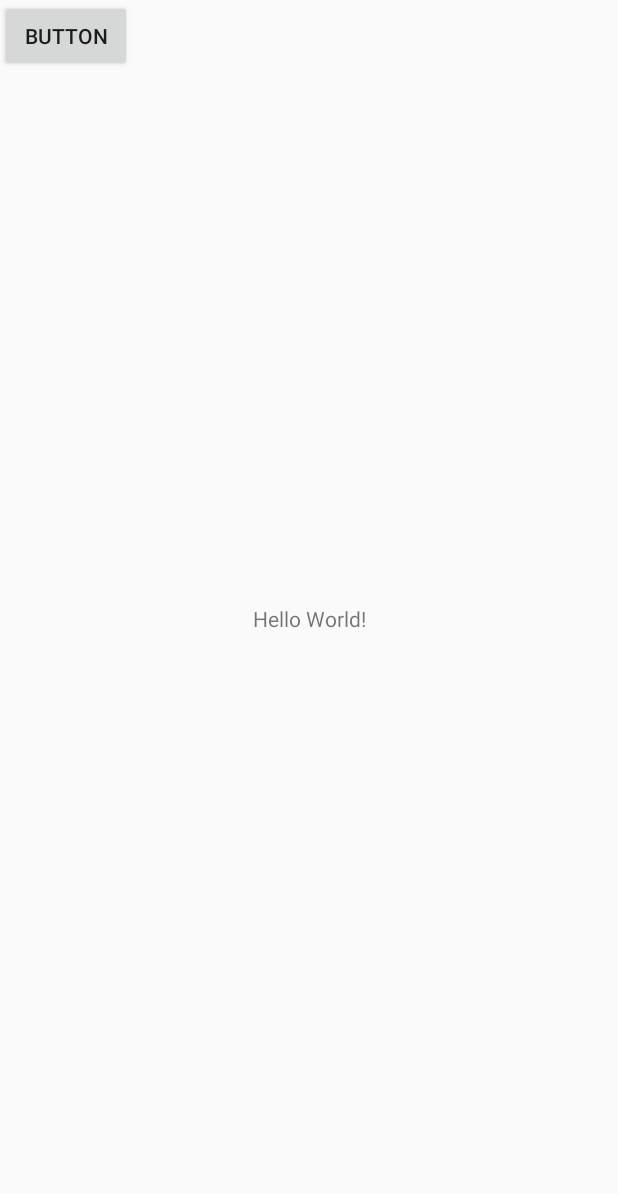
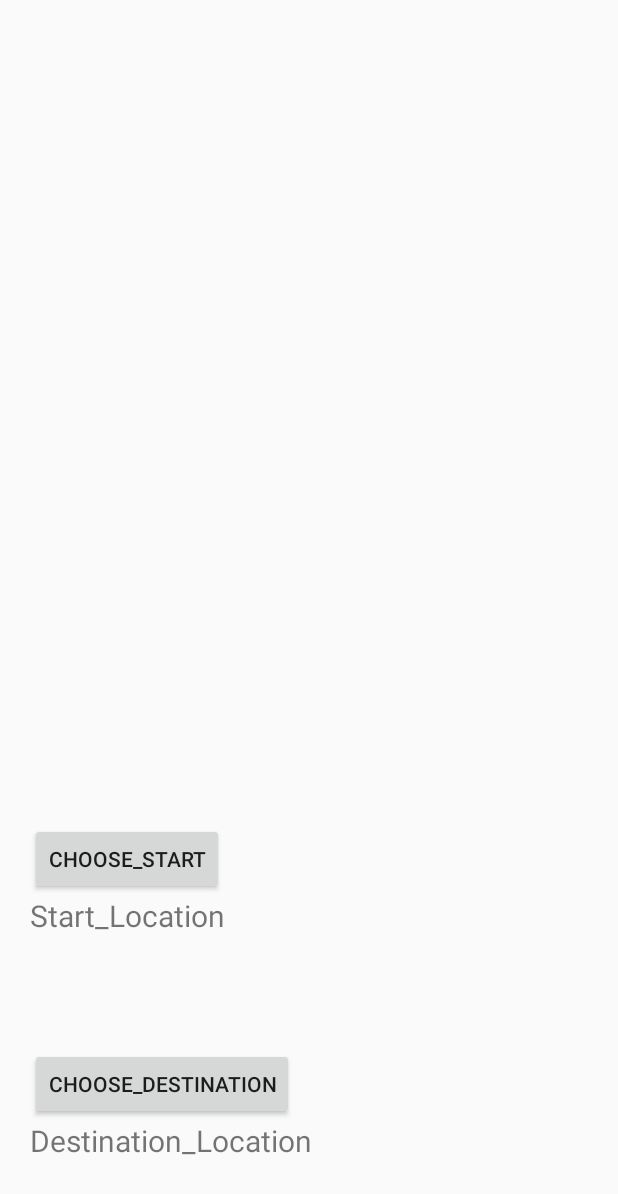
Before and after one commit to Regrg/bus_app, an Android app: the screen it shows after launch (MainActivity), on a phone screen of 412 x 824 dp. Shown: the top 1194 px of the screen. Run offline under Robolectric (Android 15) with nearby library versions, the phone set to English and light mode, and no system bars.

Commit message:
Create two Activities. First is buttons with text to record choosen location. Second is for Google Map.

```diff
--- a/app/build.gradle
+++ b/app/build.gradle
@@ -19,10 +19,11 @@ android {
 }
 
 dependencies {
-    implementation fileTree(dir: 'libs', include: ['*.jar'])
+    implementation fileTree(include: ['*.jar'], dir: 'libs')
     implementation 'com.android.support:appcompat-v7:26.1.0'
     implementation 'com.android.support.constraint:constraint-layout:1.0.2'
     testImplementation 'junit:junit:4.12'
     androidTestImplementation 'com.android.support.test:runner:1.0.1'
     androidTestImplementation 'com.android.support.test.espresso:espresso-core:3.0.1'
+    implementation 'com.google.android.gms:play-services-maps:11.8.0'
 }
--- a/app/src/main/java/free/com/rge/bus_app/MainActivity.java
+++ b/app/src/main/java/free/com/rge/bus_app/MainActivity.java
@@ -2,48 +2,42 @@ package free.com.rge.bus_app;
 
 import android.content.Context;
 import android.content.Intent;
-import android.net.Uri;
 import android.support.v7.app.AppCompatActivity;
 import android.os.Bundle;
 import android.view.View;
-import android.webkit.WebChromeClient;
-import android.webkit.WebView;
 import android.widget.Button;
 
 public class MainActivity extends AppCompatActivity {
-    private Button button;
     private Context context;
+    private Button chooseStart;
+    private Button chooseDestination;
 
     @Override
     protected void onCreate(Bundle savedInstanceState) {
         super.onCreate(savedInstanceState);
+        setContentView(R.layout.activity_main);
         context = this;
-        setContentView(R.layout.activity_main);
 
-//        Uri gmmIntentUri = Uri.parse("geo:0,0?q=站牌");
-//        Uri gmmIntentUri = Uri.parse("geo:0,0?q=101+main+street");
-//        Uri gmmIntentUri = Uri.parse("google.navigation:q=taipei+101&mode=d");
-//
-//
-//        Intent mapIntent = new Intent(Intent.ACTION_VIEW, gmmIntentUri);
-//        mapIntent.setPackage("com.google.android.apps.maps");
-//        if (mapIntent.resolveActivity(getPackageManager()) != null) {
-//            startActivity(mapIntent);
-//        }
-
-        button = findViewById(R.id.button);
-        button.setOnClickListener(new View.OnClickListener() {
+        chooseStart = findViewById(R.id.chooseStart);
+        chooseStart.setOnClickListener(new View.OnClickListener() {
             @Override
             public void onClick(View view) {
-                WebView webView = new WebView(context);
-                webView.loadUrl("https://www.google.com/maps/dir/?api=1");
-                webView.setWebChromeClient(new WebChromeClient());
-                webView.getSettings().setJavaScriptEnabled(true);
-                setContentView(webView);
-//                Uri uri = Uri.parse("https://www.google.com/maps/dir/?api=1");
-//                Intent intent = new Intent(Intent.ACTION_VIEW, uri);
-//                startActivity(intent);
+                goMap();
+            }
+        });
+
+        chooseDestination = findViewById(R.id.chooseDestination);
+        chooseDestination.setOnClickListener(new View.OnClickListener() {
+            @Override
+            public void onClick(View view) {
+                goMap();
             }
         });
     }
+
+    private void goMap() {
+        Intent intent = new Intent();
+        intent.setClass(context, MapActivity.class);
+        startActivity(intent);
+    }
 }
--- a/app/src/main/res/layout/activity_main.xml
+++ b/app/src/main/res/layout/activity_main.xml
@@ -1,24 +1,55 @@
 <?xml version="1.0" encoding="utf-8"?>
-<android.support.constraint.ConstraintLayout xmlns:android="http://schemas.android.com/apk/res/android"
-    xmlns:app="http://schemas.android.com/apk/res-auto"
+<RelativeLayout xmlns:android="http://schemas.android.com/apk/res/android"
     xmlns:tools="http://schemas.android.com/tools"
     android:layout_width="match_parent"
     android:layout_height="match_parent"
     tools:context="free.com.rge.bus_app.MainActivity">
 
-    <TextView
+    <LinearLayout
         android:layout_width="wrap_content"
         android:layout_height="wrap_content"
-        android:text="Hello World!"
-        app:layout_constraintBottom_toBottomOf="parent"
-        app:layout_constraintLeft_toLeftOf="parent"
-        app:layout_constraintRight_toRightOf="parent"
-        app:layout_constraintTop_toTopOf="parent" />
+        android:layout_marginTop="50dp"
+        android:layout_marginStart="20dp"
+        android:layout_alignParentBottom="true"
+        android:layout_marginBottom="200dp"
+        android:orientation="vertical">
 
-    <Button
+        <Button
+            android:id="@+id/chooseStart"
+            android:layout_width="wrap_content"
+            android:layout_height="wrap_content"
+            android:text="choose_Start"
+            android:layout_marginEnd="10dp" />
+
+        <TextView
+            android:layout_width="wrap_content"
+            android:layout_height="wrap_content"
+            android:text="Start_Location"
+            android:textSize="20sp"/>
+
+    </LinearLayout>
+
+    <LinearLayout
         android:layout_width="wrap_content"
         android:layout_height="wrap_content"
-        android:text="button"
-        android:id="@+id/button"/>
+        android:layout_alignParentBottom="true"
+        android:layout_marginBottom="50dp"
+        android:layout_marginStart="20dp"
+        android:orientation="vertical">
 
-</android.support.constraint.ConstraintLayout>
+        <Button
+            android:id="@+id/chooseDestination"
+            android:layout_width="wrap_content"
+            android:layout_height="wrap_content"
+            android:text="choose_Destination"
+            android:layout_marginEnd="10dp"/>
+
+        <TextView
+            android:layout_width="wrap_content"
+            android:layout_height="wrap_content"
+            android:text="Destination_Location"
+            android:textSize="20sp"/>
+
+    </LinearLayout>
+
+</RelativeLayout>
```
Also changed, not shown: app/src/main/AndroidManifest.xml (+10 -0 lines), app/src/main/java/free/com/rge/bus_app/MapActivity.java (added, +59 -0 lines), app/src/main/res/layout/map_layout.xml (added, +13 -0 lines).
